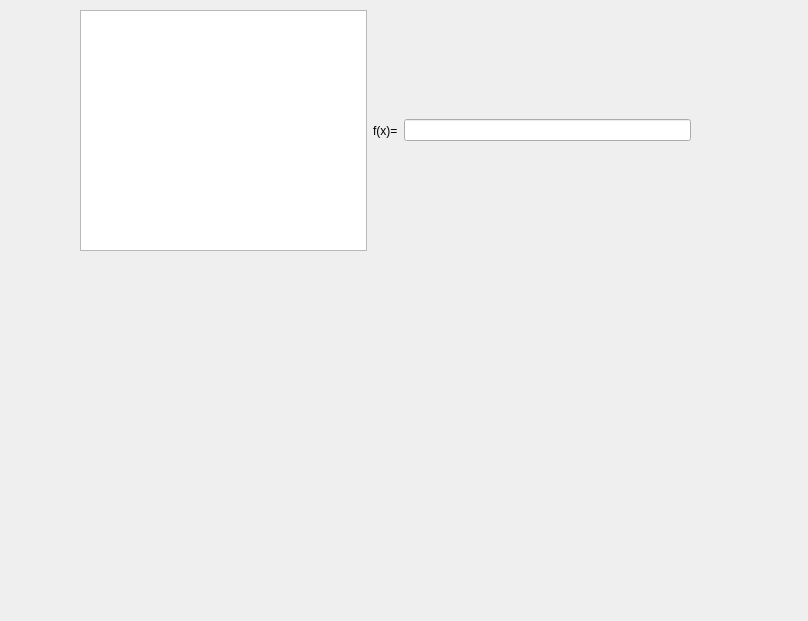
Qt form test.ui (dd114/final-summer-project) before a commit.
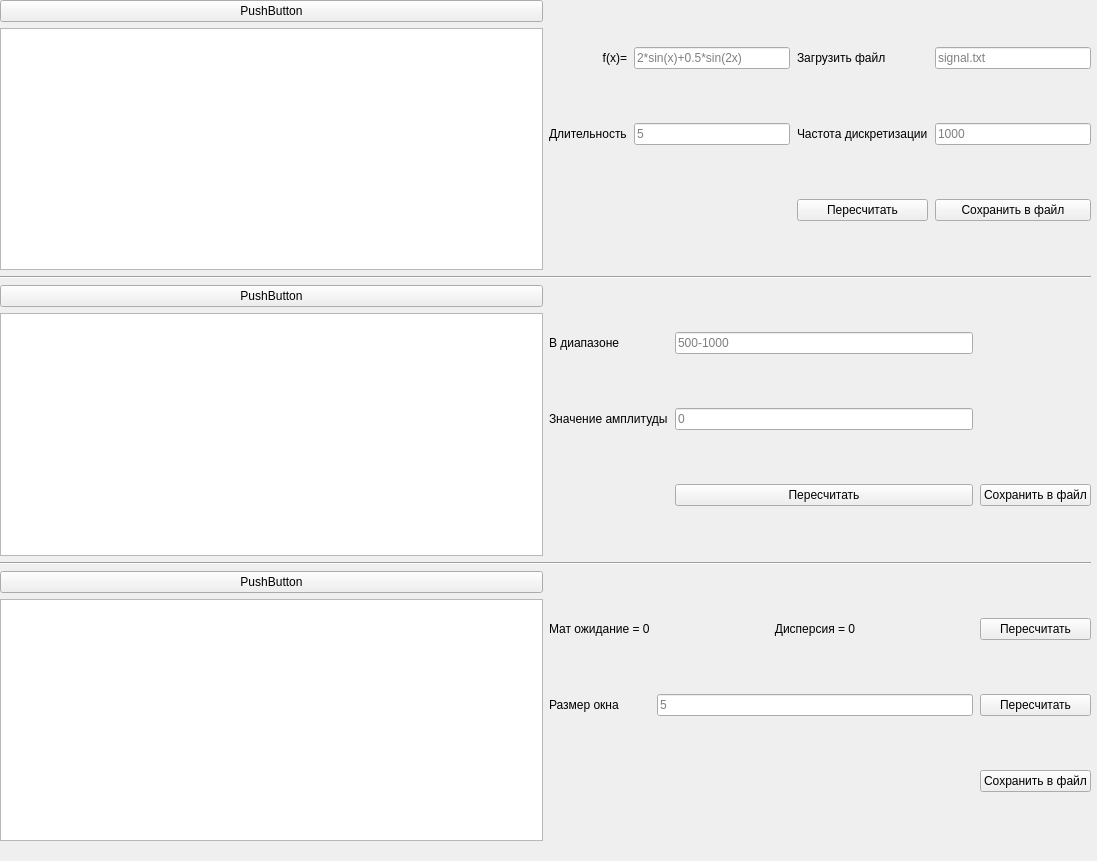
The same form after that commit.

Commit message: interface and graphics and first handler of button have been added

```diff
--- a/test.ui
+++ b/test.ui
@@ -6,8 +6,8 @@
    <rect>
     <x>0</x>
     <y>0</y>
-    <width>808</width>
-    <height>621</height>
+    <width>1097</width>
+    <height>861</height>
    </rect>
   </property>
   <property name="windowTitle">
@@ -19,32 +19,320 @@
    </property>
    <property name="maximumSize">
     <size>
-     <width>801</width>
-     <height>16777215</height>
+     <width>5000</width>
+     <height>5000</height>
     </size>
    </property>
    <widget class="QWidget" name="horizontalLayoutWidget">
     <property name="geometry">
      <rect>
-      <x>80</x>
-      <y>10</y>
-      <width>611</width>
-      <height>241</height>
+      <x>0</x>
+      <y>0</y>
+      <width>1091</width>
+      <height>841</height>
      </rect>
     </property>
-    <layout class="QHBoxLayout" name="horizontalLayout">
+    <layout class="QVBoxLayout" name="verticalLayout_3">
+     <property name="sizeConstraint">
+      <enum>QLayout::SetMaximumSize</enum>
+     </property>
      <item>
-      <widget class="QTextBrowser" name="textBrowser"/>
+      <layout class="QHBoxLayout" name="horizontalLayout">
+       <item>
+        <layout class="QVBoxLayout" name="verticalLayout_2">
+         <item>
+          <widget class="QPushButton" name="pushButton">
+           <property name="text">
+            <string>PushButton</string>
+           </property>
+          </widget>
+         </item>
+         <item>
+          <widget class="QTextBrowser" name="textBrowser"/>
+         </item>
+        </layout>
+       </item>
+       <item>
+        <layout class="QGridLayout" name="gridLayout">
+         <property name="sizeConstraint">
+          <enum>QLayout::SetDefaultConstraint</enum>
+         </property>
+         <property name="rightMargin">
+          <number>0</number>
+         </property>
+         <property name="spacing">
+          <number>7</number>
+         </property>
+         <item row="4" column="4">
+          <widget class="QLabel" name="label_11">
+           <property name="layoutDirection">
+            <enum>Qt::LeftToRight</enum>
+           </property>
+           <property name="text">
+            <string>Частота дискретизации</string>
+           </property>
+           <property name="alignment">
+            <set>Qt::AlignLeading|Qt::AlignLeft|Qt::AlignVCenter</set>
+           </property>
+           <property name="margin">
+            <number>10</number>
+           </property>
+          </widget>
+         </item>
+         <item row="4" column="1">
+          <widget class="QLabel" name="label_10">
+           <property name="layoutDirection">
+            <enum>Qt::LeftToRight</enum>
+           </property>
+           <property name="text">
+            <string>Длительность</string>
+           </property>
+          </widget>
+         </item>
+         <item row="4" column="5">
+          <widget class="QLineEdit" name="lineEdit_9">
+           <property name="placeholderText">
+            <string>1000</string>
+           </property>
+          </widget>
+         </item>
+         <item row="7" column="5">
+          <widget class="QPushButton" name="pushButton_8">
+           <property name="text">
+            <string>Сохранить в файл</string>
+           </property>
+          </widget>
+         </item>
+         <item row="4" column="3">
+          <widget class="QLineEdit" name="lineEdit_7">
+           <property name="placeholderText">
+            <string>5</string>
+           </property>
+          </widget>
+         </item>
+         <item row="3" column="5">
+          <widget class="QLineEdit" name="lineEdit_4">
+           <property name="placeholderText">
+            <string>signal.txt</string>
+           </property>
+          </widget>
+         </item>
+         <item row="3" column="1">
+          <widget class="QLabel" name="label_3">
+           <property name="layoutDirection">
+            <enum>Qt::LeftToRight</enum>
+           </property>
+           <property name="text">
+            <string>f(x)=</string>
+           </property>
+           <property name="alignment">
+            <set>Qt::AlignRight|Qt::AlignTrailing|Qt::AlignVCenter</set>
+           </property>
+          </widget>
+         </item>
+         <item row="3" column="3">
+          <widget class="QLineEdit" name="lineEdit_3">
+           <property name="placeholderText">
+            <string>2*sin(x)+0.5*sin(2x)</string>
+           </property>
+          </widget>
+         </item>
+         <item row="3" column="4">
+          <widget class="QLabel" name="label_4">
+           <property name="text">
+            <string>Загрузить файл</string>
+           </property>
+           <property name="alignment">
+            <set>Qt::AlignLeading|Qt::AlignLeft|Qt::AlignVCenter</set>
+           </property>
+           <property name="margin">
+            <number>10</number>
+           </property>
+          </widget>
+         </item>
+         <item row="7" column="4">
+          <widget class="QPushButton" name="pushButton_3">
+           <property name="text">
+            <string>Пересчитать</string>
+           </property>
+          </widget>
+         </item>
+        </layout>
+       </item>
+      </layout>
      </item>
      <item>
-      <widget class="QLabel" name="label">
-       <property name="text">
-        <string>f(x)=</string>
+      <widget class="Line" name="line_2">
+       <property name="orientation">
+        <enum>Qt::Horizontal</enum>
        </property>
       </widget>
      </item>
      <item>
-      <widget class="QLineEdit" name="lineEdit"/>
+      <layout class="QHBoxLayout" name="horizontalLayout_2">
+       <item>
+        <layout class="QVBoxLayout" name="verticalLayout_4">
+         <item>
+          <widget class="QPushButton" name="pushButton_2">
+           <property name="text">
+            <string>PushButton</string>
+           </property>
+          </widget>
+         </item>
+         <item>
+          <widget class="QTextBrowser" name="textBrowser_2"/>
+         </item>
+        </layout>
+       </item>
+       <item>
+        <layout class="QGridLayout" name="gridLayout_2">
+         <property name="sizeConstraint">
+          <enum>QLayout::SetDefaultConstraint</enum>
+         </property>
+         <property name="rightMargin">
+          <number>0</number>
+         </property>
+         <property name="spacing">
+          <number>7</number>
+         </property>
+         <item row="0" column="0">
+          <widget class="QLabel" name="label_5">
+           <property name="text">
+            <string>В диапазоне</string>
+           </property>
+          </widget>
+         </item>
+         <item row="0" column="1">
+          <widget class="QLineEdit" name="lineEdit_5">
+           <property name="placeholderText">
+            <string>500-1000</string>
+           </property>
+          </widget>
+         </item>
+         <item row="1" column="1">
+          <widget class="QLineEdit" name="lineEdit_6">
+           <property name="placeholderText">
+            <string>0</string>
+           </property>
+          </widget>
+         </item>
+         <item row="2" column="1">
+          <widget class="QPushButton" name="pushButton_4">
+           <property name="text">
+            <string>Пересчитать</string>
+           </property>
+          </widget>
+         </item>
+         <item row="1" column="0">
+          <widget class="QLabel" name="label_6">
+           <property name="text">
+            <string>Значение амплитуды</string>
+           </property>
+          </widget>
+         </item>
+         <item row="2" column="2">
+          <widget class="QPushButton" name="pushButton_9">
+           <property name="text">
+            <string>Сохранить в файл</string>
+           </property>
+          </widget>
+         </item>
+        </layout>
+       </item>
+      </layout>
+     </item>
+     <item>
+      <widget class="Line" name="line">
+       <property name="orientation">
+        <enum>Qt::Horizontal</enum>
+       </property>
+      </widget>
+     </item>
+     <item>
+      <layout class="QHBoxLayout" name="horizontalLayout_3">
+       <item>
+        <layout class="QVBoxLayout" name="verticalLayout_5">
+         <item>
+          <widget class="QPushButton" name="pushButton_5">
+           <property name="text">
+            <string>PushButton</string>
+           </property>
+          </widget>
+         </item>
+         <item>
+          <widget class="QTextBrowser" name="textBrowser_3"/>
+         </item>
+        </layout>
+       </item>
+       <item>
+        <layout class="QGridLayout" name="gridLayout_3">
+         <property name="sizeConstraint">
+          <enum>QLayout::SetDefaultConstraint</enum>
+         </property>
+         <property name="rightMargin">
+          <number>0</number>
+         </property>
+         <property name="spacing">
+          <number>7</number>
+         </property>
+         <item row="1" column="0">
+          <widget class="QLabel" name="label_8">
+           <property name="text">
+            <string>Размер окна</string>
+           </property>
+          </widget>
+         </item>
+         <item row="0" column="1">
+          <widget class="QLabel" name="label_9">
+           <property name="text">
+            <string>Дисперсия = 0</string>
+           </property>
+           <property name="alignment">
+            <set>Qt::AlignCenter</set>
+           </property>
+          </widget>
+         </item>
+         <item row="2" column="2">
+          <widget class="QPushButton" name="pushButton_10">
+           <property name="text">
+            <string>Сохранить в файл</string>
+           </property>
+          </widget>
+         </item>
+         <item row="1" column="2">
+          <widget class="QPushButton" name="pushButton_7">
+           <property name="text">
+            <string>Пересчитать</string>
+           </property>
+          </widget>
+         </item>
+         <item row="0" column="2">
+          <widget class="QPushButton" name="pushButton_6">
+           <property name="text">
+            <string>Пересчитать</string>
+           </property>
+          </widget>
+         </item>
+         <item row="0" column="0">
+          <widget class="QLabel" name="label_7">
+           <property name="text">
+            <string>Мат ожидание = 0</string>
+           </property>
+           <property name="alignment">
+            <set>Qt::AlignLeading|Qt::AlignLeft|Qt::AlignVCenter</set>
+           </property>
+          </widget>
+         </item>
+         <item row="1" column="1">
+          <widget class="QLineEdit" name="lineEdit_8">
+           <property name="placeholderText">
+            <string>5</string>
+           </property>
+          </widget>
+         </item>
+        </layout>
+       </item>
+      </layout>
      </item>
     </layout>
    </widget>
```
Left out of the diff: 4 changed lines with no effect on the pictures. The commit also changes 2 other files.
